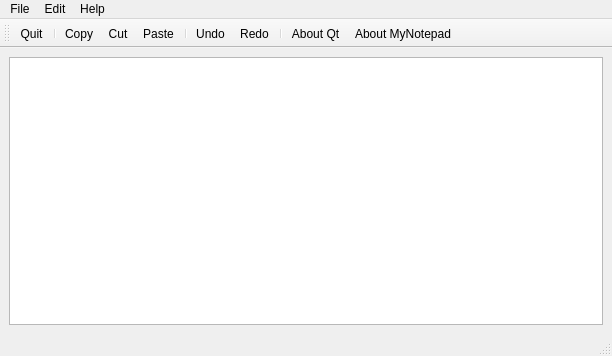
This is MyNotepad/mainwindow.ui in mathieudelehaye/MyNotepad as Qt 5 draws it before an edit. The edited form follows.
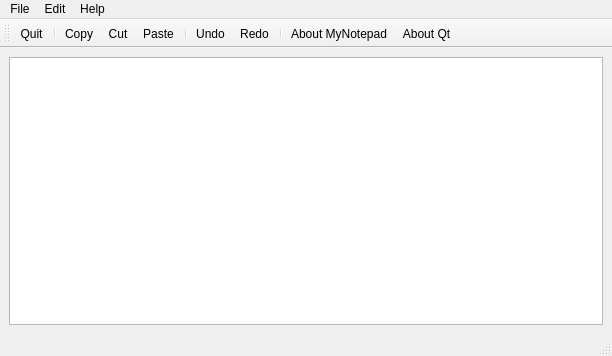
This is the edited form. Icons and pictures are not drawn.

Commit message: First version of app finalized

Diff of the .ui file:
```diff
--- a/MyNotepad/mainwindow.ui
+++ b/MyNotepad/mainwindow.ui
@@ -77,8 +77,8 @@
    <addaction name="actionUndo"/>
    <addaction name="actionRedo"/>
    <addaction name="separator"/>
-   <addaction name="actionAbout_Qt"/>
    <addaction name="actionAbout_MyNotepad"/>
+   <addaction name="actionAbout_Qt"/>
   </widget>
   <action name="actionQuit">
    <property name="icon">
```
The commit also changes 2 other files.
